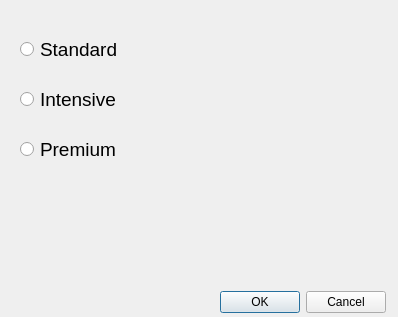
First picture: the form in TechnoFit/TechnoFitQtClient/Sources/dialog.ui, repository cpp-park-vk-education/2023_1_TechnoFit, before the edit.
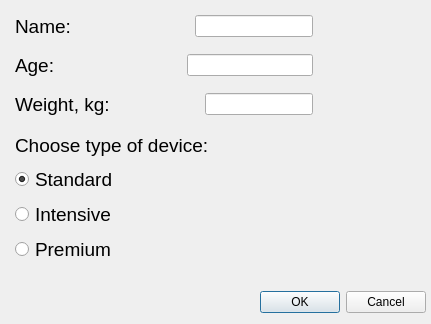
Second picture: the form after the edit.

```diff
--- a/TechnoFit/TechnoFitQtClient/Sources/dialog.ui
+++ b/TechnoFit/TechnoFitQtClient/Sources/dialog.ui
@@ -6,17 +6,29 @@
    <rect>
     <x>0</x>
     <y>0</y>
-    <width>398</width>
-    <height>317</height>
+    <width>431</width>
+    <height>324</height>
    </rect>
   </property>
+  <property name="minimumSize">
+   <size>
+    <width>431</width>
+    <height>324</height>
+   </size>
+  </property>
+  <property name="maximumSize">
+   <size>
+    <width>431</width>
+    <height>324</height>
+   </size>
+  </property>
   <property name="windowTitle">
    <string>Choose device</string>
   </property>
   <widget class="QDialogButtonBox" name="buttonBox">
    <property name="geometry">
     <rect>
-     <x>220</x>
+     <x>260</x>
      <y>290</y>
      <width>166</width>
      <height>25</height>
@@ -29,13 +41,171 @@
   <widget class="QWidget" name="verticalLayoutWidget">
    <property name="geometry">
     <rect>
-     <x>20</x>
-     <y>20</y>
-     <width>201</width>
-     <height>161</height>
+     <x>10</x>
+     <y>10</y>
+     <width>308</width>
+     <height>259</height>
     </rect>
    </property>
+   <layout class="QVBoxLayout" name="verticalLayout_2">
+    <item>
+     <layout class="QHBoxLayout" name="horizontalLayout_3">
+      <property name="leftMargin">
+       <number>5</number>
+      </property>
+      <property name="topMargin">
+       <number>5</number>
+      </property>
+      <property name="rightMargin">
+       <number>5</number>
+      </property>
+      <property name="bottomMargin">
+       <number>5</number>
+      </property>
+      <item>
+       <widget class="QLabel" name="label_2">
+        <property name="font">
+         <font>
+          <pointsize>14</pointsize>
+         </font>
+        </property>
+        <property name="text">
+         <string>Name:</string>
+        </property>
+       </widget>
+      </item>
+      <item>
+       <spacer name="horizontalSpacer">
+        <property name="orientation">
+         <enum>Qt::Horizontal</enum>
+        </property>
+        <property name="sizeHint" stdset="0">
+         <size>
+          <width>40</width>
+          <height>20</height>
+         </size>
+        </property>
+       </spacer>
+      </item>
+      <item>
+       <widget class="QLineEdit" name="name_textbox"/>
+      </item>
+     </layout>
+    </item>
+    <item>
+     <layout class="QHBoxLayout" name="horizontalLayout">
+      <property name="leftMargin">
+       <number>5</number>
+      </property>
+      <property name="topMargin">
+       <number>5</number>
+      </property>
+      <property name="rightMargin">
+       <number>5</number>
+      </property>
+      <property name="bottomMargin">
+       <number>5</number>
+      </property>
+      <item>
+       <widget class="QLabel" name="label_3">
+        <property name="font">
+         <font>
+          <pointsize>14</pointsize>
+         </font>
+        </property>
+        <property name="text">
+         <string>Age:</string>
+        </property>
+       </widget>
+      </item>
+      <item>
+       <spacer name="horizontalSpacer_2">
+        <property name="orientation">
+         <enum>Qt::Horizontal</enum>
+        </property>
+        <property name="sizeHint" stdset="0">
+         <size>
+          <width>40</width>
+          <height>20</height>
+         </size>
+        </property>
+       </spacer>
+      </item>
+      <item>
+       <widget class="QLineEdit" name="age_textbox"/>
+      </item>
+     </layout>
+    </item>
+    <item>
+     <layout class="QHBoxLayout" name="horizontalLayout_2">
+      <property name="leftMargin">
+       <number>5</number>
+      </property>
+      <property name="topMargin">
+       <number>5</number>
+      </property>
+      <property name="rightMargin">
+       <number>5</number>
+      </property>
+      <property name="bottomMargin">
+       <number>5</number>
+      </property>
+      <item>
+       <widget class="QLabel" name="label_4">
+        <property name="font">
+         <font>
+          <pointsize>14</pointsize>
+         </font>
+        </property>
+        <property name="text">
+         <string>Weight, kg:</string>
+        </property>
+       </widget>
+      </item>
+      <item>
+       <spacer name="horizontalSpacer_3">
+        <property name="orientation">
+         <enum>Qt::Horizontal</enum>
+        </property>
+        <property name="sizeHint" stdset="0">
+         <size>
+          <width>40</width>
+          <height>20</height>
+         </size>
+        </property>
+       </spacer>
+      </item>
+      <item>
+       <widget class="QLineEdit" name="weight_textbox"/>
+      </item>
+     </layout>
+    </item>
+    <item>
    <layout class="QVBoxLayout" name="verticalLayout">
+      <property name="leftMargin">
+       <number>5</number>
+      </property>
+      <property name="topMargin">
+       <number>5</number>
+      </property>
+      <property name="rightMargin">
+       <number>5</number>
+      </property>
+      <property name="bottomMargin">
+       <number>5</number>
+      </property>
+      <item>
+       <widget class="QLabel" name="label">
+        <property name="font">
+         <font>
+          <pointsize>14</pointsize>
+         </font>
+        </property>
+        <property name="text">
+         <string>Choose type of device:</string>
+        </property>
+       </widget>
+      </item>
     <item>
      <widget class="QRadioButton" name="radioButton">
       <property name="font">
@@ -46,6 +216,9 @@
       <property name="text">
        <string>Standard</string>
       </property>
+        <property name="checked">
+         <bool>true</bool>
+        </property>
      </widget>
     </item>
     <item>
@@ -71,6 +244,8 @@
        <string>Premium</string>
       </property>
      </widget>
+      </item>
+     </layout>
     </item>
    </layout>
   </widget>
```
Left out of the diff: 2 changed lines with no effect on the pictures. Lines whose indentation alone changed are shown as unchanged.
